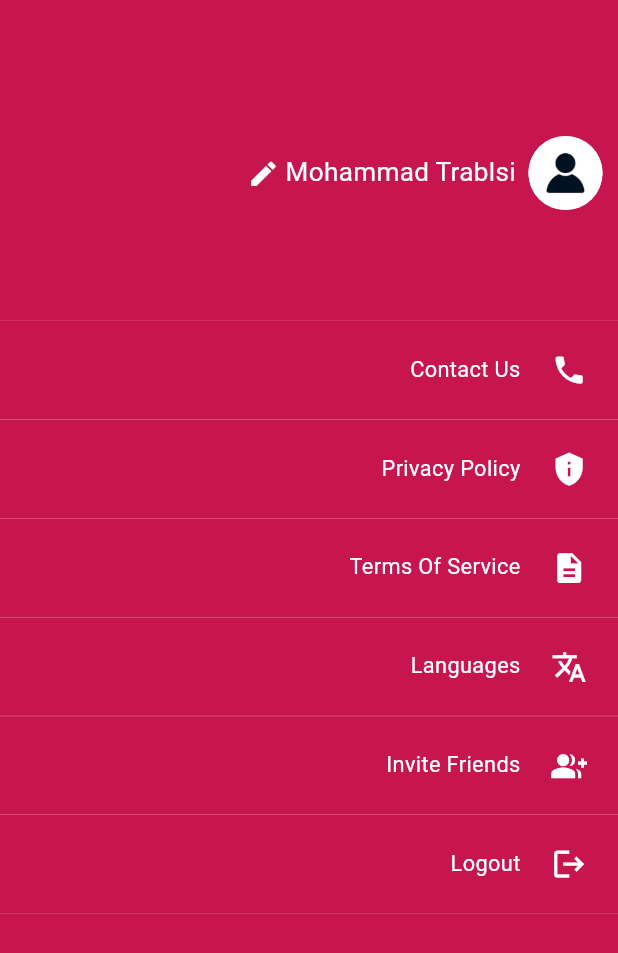
After one commit to mohammadtrablsi/WonderShop, a Flutter app: the DrawerView screen opened directly, on a phone screen of 412 x 824 dp. The commit adds this screen. Shown: the top 953 px of the screen. Run offline on Flutter 3.47's test engine with Material 3 defaults, Android fonts, the phone set to English and light mode, and no system bars; our stand-ins replace animated_text_kit, bloc, dartz, dio, equatable, flutter_bloc and 9 more; accounts and stored records are empty.

Commit message:
finish drawer still logout

```diff
--- a/lib/Features/auth/presentation/views/widgets/loginViewBody.dart
+++ b/lib/Features/auth/presentation/views/widgets/loginViewBody.dart
@@ -74,7 +74,7 @@ class LoginViewBody extends StatelessWidget {
                   listener: (context, state) async {
                     if (state is LoginSuccess) {
                             appToast(context, 'login successful');
-                            context.go(AppRouter.kCategoriesView); // push replacement
+                            context.go(AppRouter.kDrawerStackView); // push replacement
                     } else if (state is LoginFailure) {
                       appToast(context, state.message);
                     }
--- a/lib/Features/categories/presention/views/categoriesView.dart
+++ b/lib/Features/categories/presention/views/categoriesView.dart
@@ -8,7 +8,9 @@ import '../../domain/useCases/viewCategoriesUseCase.dart';
 import 'manger/categoriesCubit.dart';
 
 class CategoriesView extends StatelessWidget {
-  const CategoriesView({super.key});
+  const CategoriesView({super.key, required this.isDrawerOpen, this.onPressed});
+  final bool isDrawerOpen;
+  final void Function()? onPressed;
 
   @override
   Widget build(BuildContext context) {
@@ -20,7 +22,7 @@ class CategoriesView extends StatelessWidget {
           ),
         )..viewCategories();
       },
-      child: const CategoriesViewBody(),
+      child:  CategoriesViewBody(isDrawerOpen: isDrawerOpen,onPressed:onPressed ,),
     );
   }
 }
--- a/lib/Features/categories/presention/views/widgets/categoriesViewBody.dart
+++ b/lib/Features/categories/presention/views/widgets/categoriesViewBody.dart
@@ -9,7 +9,9 @@ import 'categoriesAppBar.dart';
 import 'categoriesList.dart';
 
 class CategoriesViewBody extends StatelessWidget {
-  const CategoriesViewBody({super.key});
+  const CategoriesViewBody({super.key, required this.isDrawerOpen,required this.onPressed});
+  final bool isDrawerOpen;
+  final void Function()? onPressed;
 
   static const Map<String, String> categoryImages = {
     "electronics":
@@ -33,7 +35,7 @@ class CategoriesViewBody extends StatelessWidget {
       body: SafeArea(
         child: Column(
           children: [
-            const CategoriesAppBar(title: 'WonderShop'),
+            CategoriesAppBar(title: 'WonderShop', openDrawerIcon:  isDrawerOpen?Icons.arrow_forward_ios : Icons.menu,onPressed:onPressed,),
 
             const SizedBox(height: 12),
 
--- /dev/null
+++ b/lib/Features/drawer/presentation/views/drawerView.dart
@@ -0,0 +1,121 @@
+import 'package:flutter/material.dart';
+import 'package:sizer/sizer.dart';
+import 'package:wonder_shop/Features/drawer/presentation/views/widgets/buttonInDrawer.dart';
+import 'package:wonder_shop/Features/drawer/presentation/views/widgets/rowInDrawer.dart';
+import 'package:wonder_shop/core/utils/functions/appAlert.dart';
+import 'package:wonder_shop/core/utils/styles.dart';
+
+import '../../../../core/utils/assets.dart';
+
+class DrawerView extends StatefulWidget {
+  const DrawerView({super.key});
+
+  @override
+  State<DrawerView> createState() => _DrawerViewState();
+}
+
+class _DrawerViewState extends State<DrawerView> {
+  @override
+  Widget build(BuildContext context) {
+    int currentIndex=100;
+    List<Map> taps = [
+      {
+        'text': "Contact Us",
+        'icon': Icons.phone,
+        'color': Colors.white,
+        'route': null
+      },
+      {
+        'text': "Privacy Policy",
+        'icon': Icons.privacy_tip,
+        'color': Colors.white,
+        'route': null
+      },
+      {
+        'text': "Terms Of Service",
+        'icon': Icons.description,
+        'color': Colors.white,
+        'route': null
+      },
+      {
+        'text': "Languages",
+        'icon': Icons.translate,
+        'color': Colors.white,
+        'route': null
+      },
+      {
+        'text': "Invite Friends",
+        'icon': Icons.group_add,
+        'color': Colors.white,
+        'route': null
+      },
+      {
+        'text': "Logout",
+        'icon': Icons.logout,
+        'color': Colors.white,
+        'route': null
+      },
+    ];
+    return Scaffold(
+      body: Directionality(
+        textDirection: TextDirection.rtl,
+        child: Container(
+          width: 100.w,
+          height: double.infinity,
+          color: Styles.mainColor,
+          child: Padding(
+            padding: EdgeInsetsDirectional.only(top: 11.h),
+            child:
+            Column(crossAxisAlignment: CrossAxisAlignment.start, children: [
+              Padding(
+                padding: EdgeInsetsDirectional.only(
+                    start: 2.5.w),
+                child: GestureDetector(
+                  onTap: () {
+                  },
+                  child: RowInDrawer(
+                    name:'Mohammad Trablsi',
+                    image: AssetsData.personImage,
+                  ),
+                ),
+              ),
+              SizedBox(
+                height: 4.5.h,
+              ),
+              Padding(
+                padding: EdgeInsetsDirectional.only(start: 10.w),
+                child: Text(
+                  "",
+                  style: TextStyle(color: Colors.white, fontSize: 16.sp * 0.9),
+                ),
+              ),
+              SizedBox(height: 2.h),
+            Expanded(
+              child: ListView.builder(
+                padding: EdgeInsets.zero,
+                itemCount: taps.length,
+                physics: const NeverScrollableScrollPhysics(),
+                itemBuilder: (context, index) {
+                  return ButtonInDrawer(
+                    index: index,
+                    currentIndex: currentIndex,
+                    taps: taps,
+                    onTap: () {
+                      setState(() {
+                        currentIndex=index;
+                      });
+                      if(index==5){
+                        appAlert(context, 'Are you sure you want to logout?', (){});
+                      }
+                    },
+                  );
+                },
+              ),
+            ),
+            ]),
+          ),
+        ),
+      ),
+    );
+  }
+}
--- /dev/null
+++ b/lib/Features/drawer/presentation/views/widgets/buttonInDrawer.dart
@@ -0,0 +1,64 @@
+import 'package:flutter/material.dart';
+import 'package:sizer/sizer.dart';
+import 'package:wonder_shop/core/utils/styles.dart';
+
+class ButtonInDrawer extends StatelessWidget {
+  const ButtonInDrawer(
+      {super.key,
+        required this.index,
+        required this.currentIndex,
+        required this.onTap,
+        required this.taps});
+  final int index;
+  final int currentIndex;
+  final void Function() onTap;
+  final List<Map> taps;
+
+  @override
+  Widget build(BuildContext context) {
+    return Stack(
+      alignment: Alignment.centerLeft,
+      children: [
+        Container(
+          margin: EdgeInsetsDirectional.only(start: 2.w),
+          width: currentIndex == index ? 100.w : 0.w,
+          height: 8.h,
+          decoration: BoxDecoration(
+              color: Colors.white, borderRadius: BorderRadius.circular(15.sp)),
+        ),
+        InkWell(
+          onTap: onTap,
+          child: Container(
+            height: 8.h,
+            decoration: BoxDecoration(
+                border: Border(
+                  top: BorderSide(color: Colors.white, width: 0.01.h),
+                  bottom: BorderSide(color: Colors.white, width: 0.01.h),
+                )),
+            child: Row(
+              children: [
+                SizedBox(width: 5.w),
+                Icon(
+                  taps[index]['icon'],
+                  color: currentIndex == index
+                      ? Styles.mainColor
+                      : taps[index]['color'],
+                  size: 20.sp,
+                ),
+                SizedBox(width: 5.w),
+                Text(
+                  taps[index]['text'],
+                  style: TextStyle(
+                      fontSize: 16.sp * 0.95,
+                      color: currentIndex == index
+                          ? Styles.mainColor
+                          : taps[index]['color']),
+                )
+              ],
+            ),
+          ),
+        ),
+      ],
+    );
+  }
+}
--- /dev/null
+++ b/lib/Features/drawer/presentation/views/widgets/rowInDrawer.dart
@@ -0,0 +1,37 @@
+import 'package:flutter/material.dart';
+import 'package:sizer/sizer.dart';
+
+class RowInDrawer extends StatelessWidget {
+  const RowInDrawer(
+      {super.key,
+        required this.name,
+        required this.image});
+  final String name;
+  final String image;
+
+  @override
+  Widget build(BuildContext context) {
+    return Row(
+      children: [
+        CircleAvatar(
+          radius: 6.w,
+          backgroundImage:AssetImage(image),
+        ),
+        SizedBox(
+          width: 2.w,
+        ),
+        Container(
+            constraints: BoxConstraints(maxWidth: 40.w),
+            child: Text(
+              name??'',
+              style: TextStyle(fontSize: 18.sp * 0.9, color: Colors.white),
+            )),
+        SizedBox(
+          width: 1.w,
+        ),
+        Icon(Icons.edit,color: Colors.white,size: 19.sp,),
+        const Spacer(),
+      ],
+    );
+  }
+}
--- a/lib/core/utils/app_router.dart
+++ b/lib/core/utils/app_router.dart
@@ -3,6 +3,7 @@ import 'package:go_router/go_router.dart';
 import 'package:wonder_shop/Features/productDetails/presention/views/productDetailsView.dart';
 
 import '../../Features/Splash/presentation/views/splashView.dart';
+import '../../Features/drawer/presentation/views/drawerStackView.dart';
 import '../../Features/onBoarding/presention/views/onBoarding.dart';
 import '../../Features/products/presention/views/productsView.dart';
 
@@ -13,6 +14,7 @@ abstract class AppRouter {
   static const kCategoriesView = '/categoriesView';
   static const kProductsView = '/productsView';
   static const kProductDetailsView = '/productDetailsView';
+  static const kDrawerStackView = '/drawerStackView';
 
   static final router = GoRouter(
     routes: [
@@ -20,9 +22,13 @@ abstract class AppRouter {
         path: kOnBoardingView,
         builder: (context, state) => const OnBoarding(),
       ),
+      // GoRoute(
+      //   path: kCategoriesView,
+      //   builder: (context, state) => const CategoriesView(),
+      // ),
       GoRoute(
-        path: kCategoriesView,
-        builder: (context, state) => const CategoriesView(),
+        path: kDrawerStackView,
+        builder: (context, state) => DrawerStackView(),
       ),
       GoRoute(
         path: kProductsView,
--- a/lib/core/utils/assets.dart
+++ b/lib/core/utils/assets.dart
@@ -3,6 +3,8 @@ class AssetsData {
   static const baseLottieUrl = 'assets/lotties';
 
   static const logo = '${baseImageUrl}/logo111.png';
+  //drawer
+  static const personImage = '${baseImageUrl}/personImage.png';
   //onBoarding Feature
   static const onBoarding1Image = '${baseImageUrl}/img.png';
   static const onBoarding2Image = '${baseImageUrl}/onBoardingImage2.png';
```
Also changed, not shown: lib/Features/categories/presention/views/widgets/categoriesAppBar.dart (+9 -3 lines), lib/Features/drawer/presentation/views/drawerStackView.dart (added, +95 -0 lines), lib/core/utils/functions/appAlert.dart (added, +54 -0 lines), assets/images/personImage.png (added).
